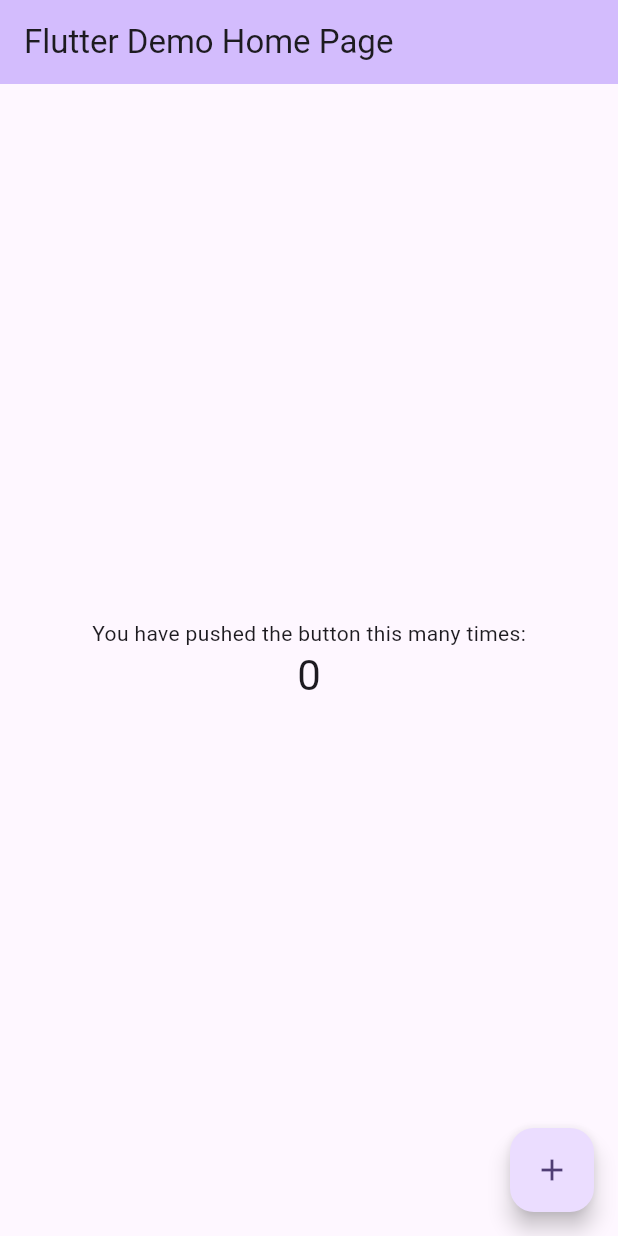
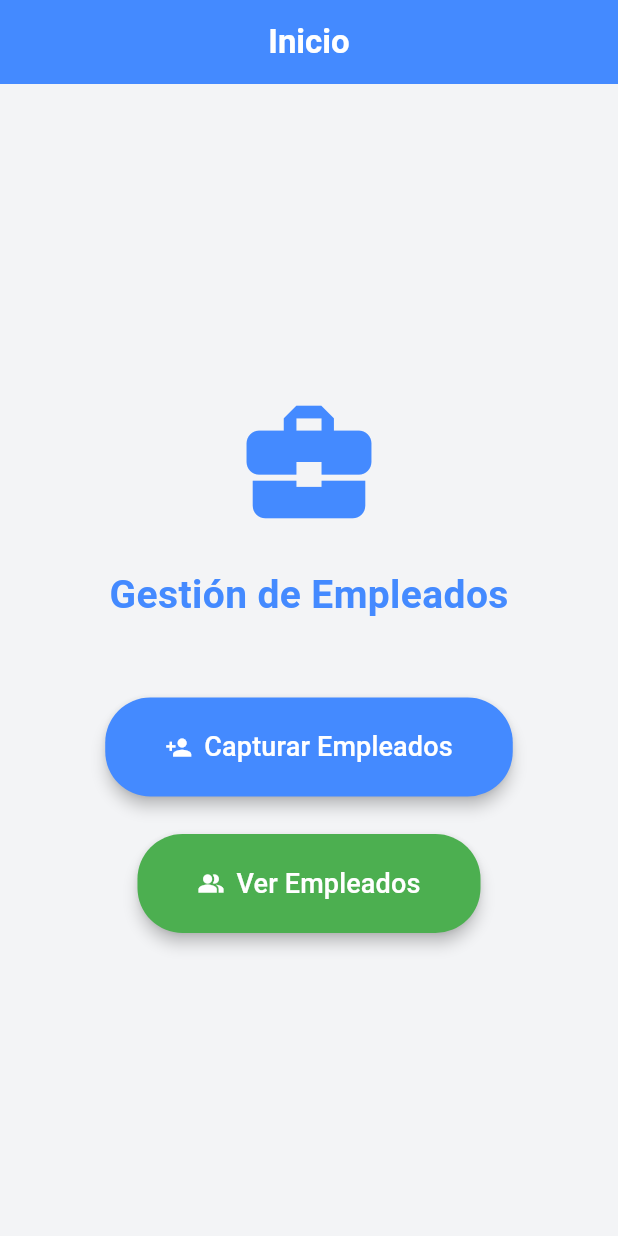
Before and after one commit to Eliseo128/UII-Act7-formulario-diccionario-14Abril2026, a Flutter app: the screen it shows after launch, on a phone screen of 412 x 824 dp. Run offline on Flutter 3.47's test engine with Material 3 defaults, Android fonts, the phone set to English and light mode, and no system bars.

Commit message:
segundo commit

```diff
--- /dev/null
+++ b/lib/claseempleado.dart
@@ -0,0 +1,13 @@
+class Empleado {
+  int id;
+  String nombre;
+  String puesto;
+  double salario;
+
+  Empleado({
+    required this.id,
+    required this.nombre,
+    required this.puesto,
+    required this.salario,
+  });
+}
--- /dev/null
+++ b/lib/inicio.dart
@@ -0,0 +1,66 @@
+import 'package:flutter/material.dart';
+
+class Inicio extends StatelessWidget {
+  const Inicio({super.key});
+
+  @override
+  Widget build(BuildContext context) {
+    return Scaffold(
+      appBar: AppBar(
+        title: const Text('Inicio', style: TextStyle(fontWeight: FontWeight.bold)),
+        centerTitle: true,
+        backgroundColor: Colors.blueAccent,
+        foregroundColor: Colors.white,
+      ),
+      body: Container(
+        width: double.infinity,
+        color: const Color(0xFFF3F4F6), // Un gris claro tipo fondo de aplicación
+        child: Column(
+          mainAxisAlignment: MainAxisAlignment.center,
+          children: [
+            const Icon(Icons.business_center, size: 100, color: Colors.blueAccent),
+            const SizedBox(height: 20),
+            const Text(
+              'Gestión de Empleados',
+              style: TextStyle(
+                fontSize: 26,
+                fontWeight: FontWeight.bold,
+                color: Colors.blueAccent,
+              ),
+            ),
+            const SizedBox(height: 50),
+            ElevatedButton.icon(
+              onPressed: () {
+                Navigator.pushNamed(context, '/captura');
+              },
+              icon: const Icon(Icons.person_add),
+              label: const Text('Capturar Empleados', style: TextStyle(fontSize: 18)),
+              style: ElevatedButton.styleFrom(
+                padding: const EdgeInsets.symmetric(horizontal: 40, vertical: 20),
+                backgroundColor: Colors.blueAccent,
+                foregroundColor: Colors.white,
+                shape: RoundedRectangleBorder(borderRadius: BorderRadius.circular(30)),
+                elevation: 4,
+              ),
+            ),
+            const SizedBox(height: 25),
+            ElevatedButton.icon(
+              onPressed: () {
+                Navigator.pushNamed(context, '/ver');
+              },
+              icon: const Icon(Icons.people_alt),
+              label: const Text('Ver Empleados', style: TextStyle(fontSize: 18)),
+              style: ElevatedButton.styleFrom(
+                padding: const EdgeInsets.symmetric(horizontal: 40, vertical: 20),
+                backgroundColor: Colors.green, // Color verde para diferenciar
+                foregroundColor: Colors.white,
+                shape: RoundedRectangleBorder(borderRadius: BorderRadius.circular(30)),
+                elevation: 4,
+              ),
+            ),
+          ],
+        ),
+      ),
+    );
+  }
+}
--- a/lib/main.dart
+++ b/lib/main.dart
@@ -1,4 +1,7 @@
 import 'package:flutter/material.dart';
+import 'inicio.dart';
+import 'capturaempleados.dart';
+import 'verempleados.dart';
 
 void main() {
   runApp(const MyApp());
@@ -7,116 +10,21 @@ void main() {
 class MyApp extends StatelessWidget {
   const MyApp({super.key});
 
-  // This widget is the root of your application.
   @override
   Widget build(BuildContext context) {
     return MaterialApp(
-      title: 'Flutter Demo',
+      title: 'Datos de Empleado',
+      debugShowCheckedModeBanner: false,
       theme: ThemeData(
-        // This is the theme of your application.
-        //
-        // TRY THIS: Try running your application with "flutter run". You'll see
-        // the application has a purple toolbar. Then, without quitting the app,
-        // try changing the seedColor in the colorScheme below to Colors.green
-        // and then invoke "hot reload" (save your changes or press the "hot
-        // reload" button in a Flutter-supported IDE, or press "r" if you used
-        // the command line to start the app).
-        //
-        // Notice that the counter didn't reset back to zero; the application
-        // state is not lost during the reload. To reset the state, use hot
-        // restart instead.
-        //
-        // This works for code too, not just values: Most code changes can be
-        // tested with just a hot reload.
-        colorScheme: .fromSeed(seedColor: Colors.deepPurple),
+        colorScheme: ColorScheme.fromSeed(seedColor: Colors.blueAccent),
+        useMaterial3: true,
       ),
-      home: const MyHomePage(title: 'Flutter Demo Home Page'),
+      initialRoute: '/',
+      routes: {
+        '/': (context) => const Inicio(),
+        '/captura': (context) => const CapturaEmpleados(),
+        '/ver': (context) => const VerEmpleados(),
+      },
     );
   }
 }
-
-class MyHomePage extends StatefulWidget {
-  const MyHomePage({super.key, required this.title});
-
-  // This widget is the home page of your application. It is stateful, meaning
-  // that it has a State object (defined below) that contains fields that affect
-  // how it looks.
-
-  // This class is the configuration for the state. It holds the values (in this
-  // case the title) provided by the parent (in this case the App widget) and
-  // used by the build method of the State. Fields in a Widget subclass are
-  // always marked "final".
-
-  final String title;
-
-  @override
-  State<MyHomePage> createState() => _MyHomePageState();
-}
-
-class _MyHomePageState extends State<MyHomePage> {
-  int _counter = 0;
-
-  void _incrementCounter() {
-    setState(() {
-      // This call to setState tells the Flutter framework that something has
-      // changed in this State, which causes it to rerun the build method below
-      // so that the display can reflect the updated values. If we changed
-      // _counter without calling setState(), then the build method would not be
-      // called again, and so nothing would appear to happen.
-      _counter++;
-    });
-  }
-
-  @override
-  Widget build(BuildContext context) {
-    // This method is rerun every time setState is called, for instance as done
-    // by the _incrementCounter method above.
-    //
-    // The Flutter framework has been optimized to make rerunning build methods
-    // fast, so that you can just rebuild anything that needs updating rather
-    // than having to individually change instances of widgets.
-    return Scaffold(
-      appBar: AppBar(
-        // TRY THIS: Try changing the color here to a specific color (to
-        // Colors.amber, perhaps?) and trigger a hot reload to see the AppBar
-        // change color while the other colors stay the same.
-        backgroundColor: Theme.of(context).colorScheme.inversePrimary,
-        // Here we take the value from the MyHomePage object that was created by
-        // the App.build method, and use it to set our appbar title.
-        title: Text(widget.title),
-      ),
-      body: Center(
-        // Center is a layout widget. It takes a single child and positions it
-        // in the middle of the parent.
-        child: Column(
-          // Column is also a layout widget. It takes a list of children and
-          // arranges them vertically. By default, it sizes itself to fit its
-          // children horizontally, and tries to be as tall as its parent.
-          //
-          // Column has various properties to control how it sizes itself and
-          // how it positions its children. Here we use mainAxisAlignment to
-          // center the children vertically; the main axis here is the vertical
-          // axis because Columns are vertical (the cross axis would be
-          // horizontal).
-          //
-          // TRY THIS: Invoke "debug painting" (choose the "Toggle Debug Paint"
-          // action in the IDE, or press "p" in the console), to see the
-          // wireframe for each widget.
-          mainAxisAlignment: .center,
-          children: [
-            const Text('You have pushed the button this many times:'),
-            Text(
-              '$_counter',
-              style: Theme.of(context).textTheme.headlineMedium,
-            ),
-          ],
-        ),
-      ),
-      floatingActionButton: FloatingActionButton(
-        onPressed: _incrementCounter,
-        tooltip: 'Increment',
-        child: const Icon(Icons.add),
-      ),
-    );
-  }
-}
```
Also changed, not shown: lib/capturaempleados.dart (added, +145 -0 lines), lib/diccionarioempleado.dart (added, +10 -0 lines), lib/guardardatosdiccionario.dart (added, +10 -0 lines), lib/verempleados.dart (added, +90 -0 lines).
